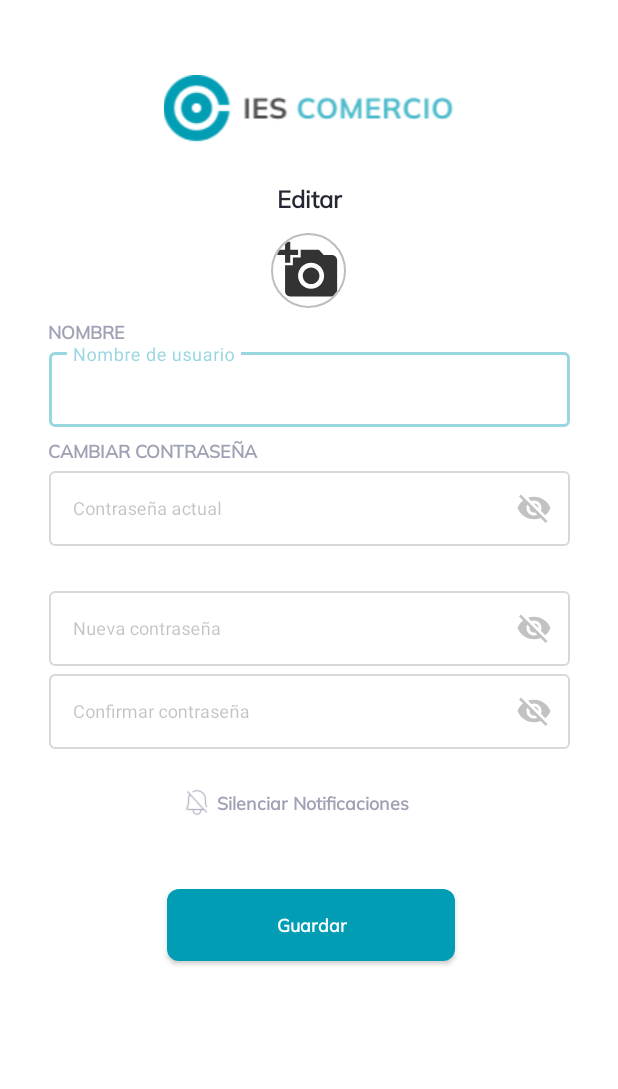
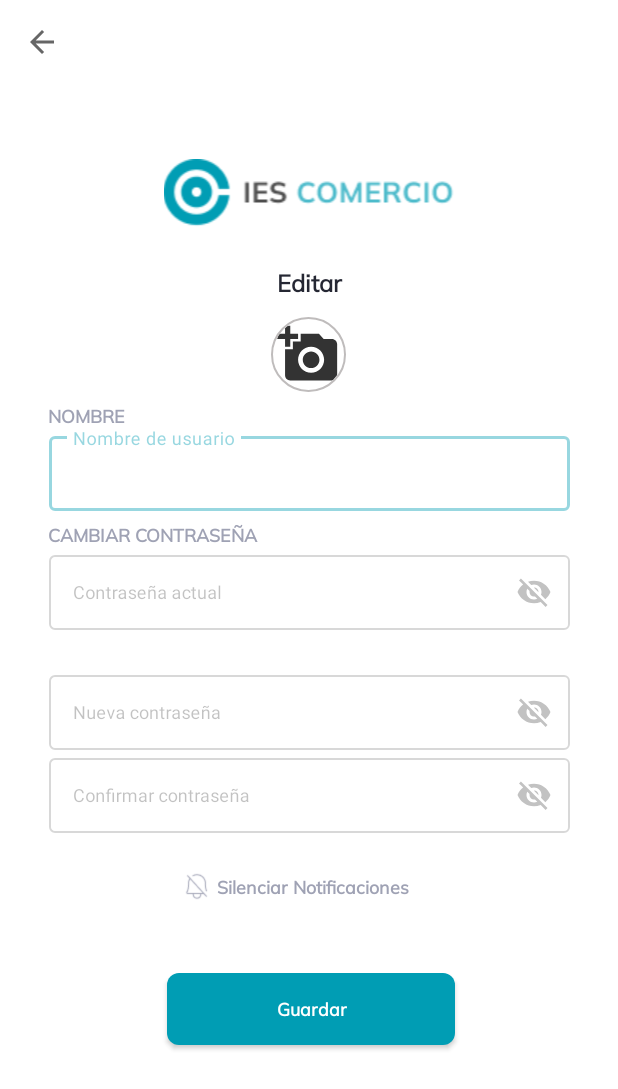
Before and after one commit to asorrochel/SGI_Android, an Android app: the ajustes screen opened directly, with no data from a screen before it, on a phone screen of 412 x 824 dp. Shown: the top 1089 px of the screen. Run offline under Robolectric (Android 15) with nearby library versions, the phone set to English and light mode, and no system bars; our stand-ins replace CircleImageView.

Commit message:
Implementación Ajustes

```diff
--- a/app/src/main/java/com/example/sgi/ajustes.java
+++ b/app/src/main/java/com/example/sgi/ajustes.java
@@ -1,14 +1,81 @@
 package com.example.sgi;
 
 import androidx.appcompat.app.AppCompatActivity;
+import androidx.appcompat.widget.AppCompatButton;
+import androidx.appcompat.widget.Toolbar;
 
+import android.app.AlertDialog;
+import android.app.ProgressDialog;
+import android.content.DialogInterface;
+import android.content.Intent;
 import android.os.Bundle;
+import android.view.LayoutInflater;
+import android.view.View;
+import android.widget.EditText;
+import android.widget.Toast;
+
+import com.google.android.material.dialog.MaterialAlertDialogBuilder;
+import com.google.android.material.textfield.TextInputLayout;
 
 public class ajustes extends AppCompatActivity {
+
+    Usuario u = new Usuario();
+    Toolbar toolbar;
+    AppCompatButton btnConfirmar;
 
     @Override
     protected void onCreate(Bundle savedInstanceState) {
         super.onCreate(savedInstanceState);
         setContentView(R.layout.activity_ajustes);
+
+        toolbar = findViewById(R.id.mainToolBar);
+        setToolbar(toolbar);
+
+        btnConfirmar = findViewById(R.id.ajustes_btn_guardar);
+
+        //CAMBIARLO (SÓLO PRUEBAS)
+        u.setRolUsuario("ROL_TUT_MANT");
+
+        confirmarCambios();
+    }
+
+    private void setToolbar(Toolbar toolbar) {
+        setSupportActionBar(toolbar);
+        getSupportActionBar().setDisplayShowTitleEnabled(false);
+        getSupportActionBar().setDisplayHomeAsUpEnabled(true);
+    }
+
+    @Override
+    public boolean onSupportNavigateUp() {
+        onBackPressed();
+        return false;
+    }
+
+    private void confirmarCambios() {
+        btnConfirmar.setOnClickListener((View) -> {
+            new MaterialAlertDialogBuilder(this)
+                    .setTitle("Guardar Cambios")
+                    .setMessage("¿Desea Confirmar los cambios?")
+                    .setPositiveButton("Confirmar", new DialogInterface.OnClickListener() {
+                        @Override
+                        public void onClick(DialogInterface dialogInterface, int i) {
+                            if (u.getRolUsuario().equalsIgnoreCase("ROL_TUTOR")) {
+                                startActivity(new Intent(ajustes.this, inicioTutores.class));
+                                Toast.makeText(ajustes.this, "Cambios guardados correctamente", Toast.LENGTH_SHORT).show();
+                            } else if (u.getRolUsuario().equalsIgnoreCase("ROL_PROFESOR") || u.getRolUsuario().equalsIgnoreCase("ROL_ALUMNO")) {
+                                startActivity(new Intent(ajustes.this, inicioProfesorAlumno.class));
+                                Toast.makeText(ajustes.this, "Cambios guardados correctamente", Toast.LENGTH_SHORT).show();
+                            } else if (u.getRolUsuario().equalsIgnoreCase("ROL_TUT_MANT")) {
+                                startActivity(new Intent(ajustes.this, inicioTutoresMnt.class));
+                                Toast.makeText(ajustes.this, "Cambios guardados correctamente", Toast.LENGTH_SHORT).show();
+                            } else if (u.getRolUsuario().equalsIgnoreCase("ROL_PROF_MANT")) {
+                                startActivity(new Intent(ajustes.this, inicioProfesoresMnt.class));
+                                Toast.makeText(ajustes.this, "Cambios guardados correctamente", Toast.LENGTH_SHORT).show();
+                            }
+                        }
+                    })
+                    .setNegativeButton("Cancelar", null)
+                    .show();
+        });
     }
 }
--- a/app/src/main/res/layout/activity_ajustes.xml
+++ b/app/src/main/res/layout/activity_ajustes.xml
@@ -7,6 +7,19 @@
     android:layout_height="match_parent"
     android:orientation="vertical"
     tools:context=".ajustes">
+
+    <com.google.android.material.appbar.AppBarLayout
+        android:layout_width="match_parent"
+        android:layout_height="wrap_content"
+        android:background="@color/white"
+        android:outlineAmbientShadowColor="@color/white"
+        android:outlineSpotShadowColor="@color/white">
+
+        <androidx.appcompat.widget.Toolbar
+            android:id="@+id/mainToolBar"
+            android:layout_width="match_parent"
+            android:layout_height="?attr/actionBarSize"/>
+    </com.google.android.material.appbar.AppBarLayout>
 
     <ImageView
         android:id="@+id/logo_comercio"
@@ -147,14 +160,15 @@
             app:boxBackgroundMode="outline"
             app:endIconMode="password_toggle"
             app:layout_constraintEnd_toEndOf="parent"
-            app:layout_constraintTop_toBottomOf="@+id/ajustes_cambiar_contraseña_TextField">
+            app:layout_constraintTop_toTopOf="parent">
+
             <com.google.android.material.textfield.TextInputEditText
                 android:id="@+id/ajustes_nueva_contraseña_EditText"
                 android:layout_width="match_parent"
                 android:layout_height="wrap_content"
+                android:hint="@string/ajustes_nueva_contraseña_prompt"
                 android:textColor="@color/textfield_color"
-                android:textSize="12sp"
-                android:hint="@string/ajustes_nueva_contraseña_prompt"/>
+                android:textSize="12sp" />
         </com.google.android.material.textfield.TextInputLayout>
 
         <!-- TextInputEditText Confirmar Contraseña -->
```
Also changed, not shown: app/src/main/java/com/example/sgi/inicioProfesorAlumno.java (+13 -1 lines), app/src/main/java/com/example/sgi/inicioProfesoresMnt.java (+13 -0 lines), app/src/main/java/com/example/sgi/inicioTutores.java (+27 -2 lines), app/src/main/java/com/example/sgi/inicioTutoresMnt.java (+14 -2 lines).
